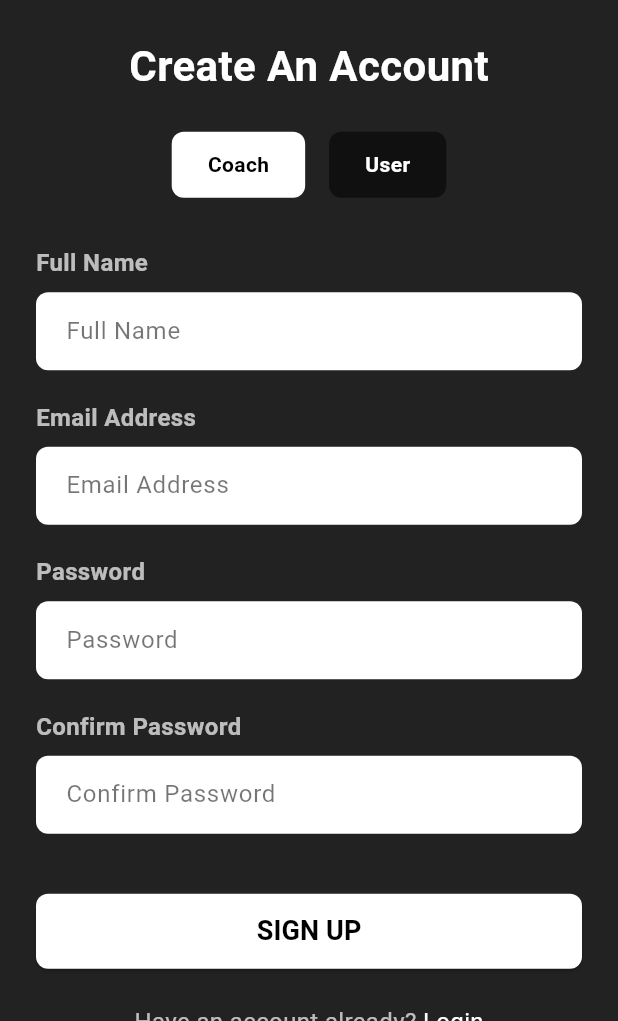
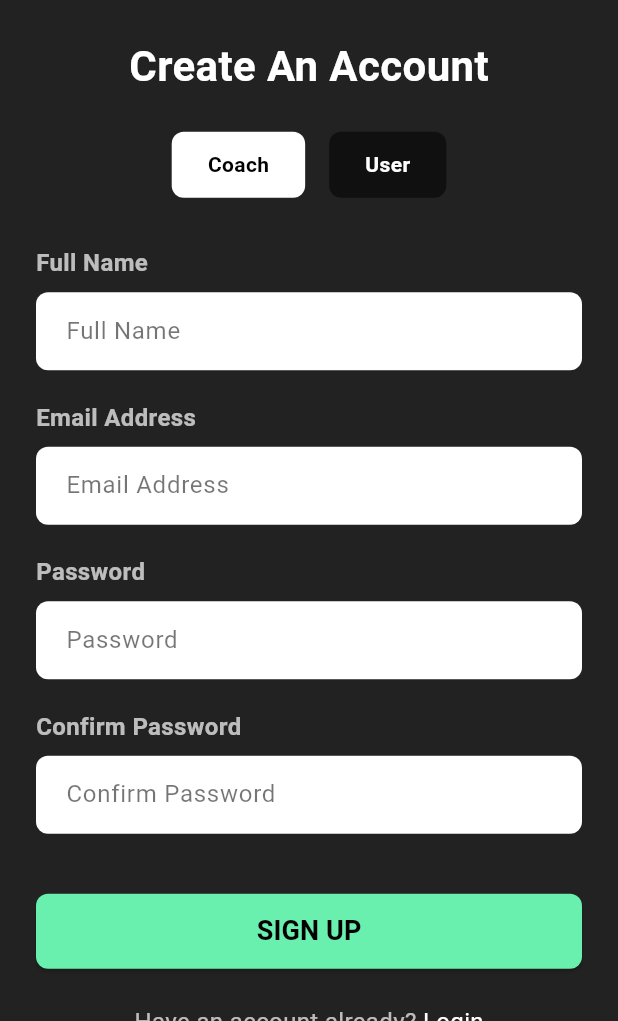
Before and after one commit to Onome15/iyf, a Flutter app: the LoginScreen screen opened directly, after a tap on "LOGIN", after a tap on "Register", on a phone screen of 412 x 824 dp, the part 215-1236 px from its top. Run offline on Flutter 3.47's test engine with Material 3 defaults, Android fonts, the phone set to English and light mode, and no system bars; our stand-ins replace shared_preferences; accounts and stored records are empty.

Commit message:
colored buttons

```diff
--- a/lib/screens/authenticate/login.dart
+++ b/lib/screens/authenticate/login.dart
@@ -3,6 +3,7 @@ import 'package:iyl/screens/home/home_page.dart';
 
 import '../../shared/navigateWithFade.dart';
 import 'register.dart';
+import 'shared_methods.dart';
 
 class LoginScreen extends StatefulWidget {
   const LoginScreen({super.key});
@@ -48,15 +49,15 @@ class LoginScreenState extends State<LoginScreen> {
                     ),
                   ),
                   const SizedBox(height: 32),
-                  _buildLabel("Email Address"),
-                  _buildTextField(
+                  buildLabel("Email Address"),
+                  buildTextField(
                     "Email Address",
                     _emailController,
                     (value) =>
                         value!.isEmpty ? "Please enter your email" : null,
                   ),
                   const SizedBox(height: 20),
-                  _buildLabel("Password"),
+                  buildLabel("Password"),
                   _buildPasswordField(
                     "Password",
                     _passwordController,
@@ -70,14 +71,7 @@ class LoginScreenState extends State<LoginScreen> {
                         navigateWithFade(context, const HomePage());
                       }
                     },
-                    style: ElevatedButton.styleFrom(
-                      backgroundColor: Colors.white,
-                      foregroundColor: Colors.black,
-                      minimumSize: const Size.fromHeight(50),
-                      shape: RoundedRectangleBorder(
-                        borderRadius: BorderRadius.circular(8),
-                      ),
-                    ),
+                    style: buttonStyle,
                     child: const Text(
                       "LOGIN",
                       style:
@@ -117,41 +111,6 @@ class LoginScreenState extends State<LoginScreen> {
     );
   }
 
-  Widget _buildLabel(String label) {
-    return Padding(
-      padding: const EdgeInsets.only(bottom: 8),
-      child: Text(
-        label,
-        style: const TextStyle(
-          color: Colors.white70,
-          fontSize: 16,
-          fontWeight: FontWeight.bold,
-        ),
-      ),
-    );
-  }
-
-  Widget _buildTextField(String hint, TextEditingController controller,
-      FormFieldValidator<String> validator) {
-    return TextFormField(
-      controller: controller,
-      validator: validator,
-      style: const TextStyle(color: Colors.black),
-      decoration: InputDecoration(
-        hintText: hint,
-        filled: true,
-        fillColor: Colors.white,
-        hintStyle: const TextStyle(color: Colors.black54),
-        border: OutlineInputBorder(
-          borderRadius: BorderRadius.circular(8),
-          borderSide: BorderSide.none,
-        ),
-        contentPadding:
-            const EdgeInsets.symmetric(vertical: 14, horizontal: 16),
-      ),
-    );
-  }
-
   Widget _buildPasswordField(String hint, TextEditingController controller,
       FormFieldValidator<String> validator) {
     return TextFormField(
--- a/lib/screens/authenticate/otp_verification.dart
+++ b/lib/screens/authenticate/otp_verification.dart
@@ -1,5 +1,6 @@
 import 'dart:async';
 import 'package:flutter/material.dart';
+import 'package:iyl/screens/authenticate/shared_methods.dart';
 import 'package:iyl/screens/home/home_page.dart';
 import 'package:iyl/shared/navigateWithFade.dart';
 
@@ -218,14 +219,7 @@ class OtpVerificationPageState extends State<OtpVerificationPage> {
                     navigateWithFade(context, const HomePage());
                   }
                 },
-                style: ElevatedButton.styleFrom(
-                  backgroundColor: Colors.white,
-                  foregroundColor: Colors.black,
-                  minimumSize: const Size.fromHeight(50),
-                  shape: RoundedRectangleBorder(
-                    borderRadius: BorderRadius.circular(8),
-                  ),
-                ),
+                style: buttonStyle,
                 child: const Text(
                   "Submit",
                   style: TextStyle(fontSize: 18, fontWeight: FontWeight.w700),
--- a/lib/screens/authenticate/register.dart
+++ b/lib/screens/authenticate/register.dart
@@ -3,6 +3,7 @@ import 'package:iyl/screens/authenticate/login.dart';
 import 'package:iyl/screens/authenticate/otp_verification.dart';
 
 import '../../shared/navigateWithFade.dart';
+import 'shared_methods.dart';
 
 class RegisterScreen extends StatefulWidget {
   const RegisterScreen({super.key});
@@ -83,23 +84,23 @@ class RegisterScreenState extends State<RegisterScreen> {
                   ),
                 ),
                 const SizedBox(height: 32),
-                _buildLabel("Full Name"),
-                _buildTextField(
+                buildLabel("Full Name"),
+                buildTextField(
                   "Full Name",
                   fullNameControllers[currentRole]!,
                   (value) =>
                       value!.isEmpty ? "Please enter your full name" : null,
                 ),
                 const SizedBox(height: 20),
-                _buildLabel("Email Address"),
-                _buildTextField(
+                buildLabel("Email Address"),
+                buildTextField(
                   "Email Address",
                   emailControllers[currentRole]!,
                   (value) => value!.isEmpty ? "Please enter your email" : null,
                 ),
                 const SizedBox(height: 20),
-                _buildLabel("Password"),
-                _buildTextField(
+                buildLabel("Password"),
+                buildTextField(
                   "Password",
                   passwordControllers[currentRole]!,
                   (value) =>
@@ -107,8 +108,8 @@ class RegisterScreenState extends State<RegisterScreen> {
                   obscureText: true,
                 ),
                 const SizedBox(height: 20),
-                _buildLabel("Confirm Password"),
-                _buildTextField(
+                buildLabel("Confirm Password"),
+                buildTextField(
                   "Confirm Password",
                   confirmPasswordControllers[currentRole]!,
                   (value) {
@@ -134,14 +135,7 @@ class RegisterScreenState extends State<RegisterScreen> {
                       );
                     }
                   },
-                  style: ElevatedButton.styleFrom(
-                    backgroundColor: Colors.white,
-                    foregroundColor: Colors.black,
-                    minimumSize: const Size.fromHeight(50),
-                    shape: RoundedRectangleBorder(
-                      borderRadius: BorderRadius.circular(8),
-                    ),
-                  ),
+                  style: buttonStyle,
                   child: const Text(
                     "SIGN UP",
                     style: TextStyle(fontSize: 18, fontWeight: FontWeight.w700),
@@ -202,41 +196,4 @@ class RegisterScreenState extends State<RegisterScreen> {
       ),
     );
   }
-
-  Widget _buildLabel(String label) {
-    return Padding(
-      padding: const EdgeInsets.only(bottom: 8),
-      child: Text(
-        label,
-        style: const TextStyle(
-          color: Colors.white70,
-          fontSize: 16,
-          fontWeight: FontWeight.bold,
-        ),
-      ),
-    );
-  }
-
-  Widget _buildTextField(String hint, TextEditingController controller,
-      FormFieldValidator<String> validator,
-      {bool obscureText = false}) {
-    return TextFormField(
-      controller: controller,
-      obscureText: obscureText,
-      validator: validator,
-      style: const TextStyle(color: Colors.black),
-      decoration: InputDecoration(
-        hintText: hint,
-        filled: true,
-        fillColor: Colors.white,
-        hintStyle: const TextStyle(color: Colors.black54),
-        border: OutlineInputBorder(
-          borderRadius: BorderRadius.circular(8),
-          borderSide: BorderSide.none,
-        ),
-        contentPadding:
-            const EdgeInsets.symmetric(vertical: 14, horizontal: 16),
-      ),
-    );
-  }
 }
--- /dev/null
+++ b/lib/screens/authenticate/shared_methods.dart
@@ -0,0 +1,46 @@
+import 'package:flutter/material.dart';
+
+Widget buildTextField(String hint, TextEditingController controller,
+    FormFieldValidator<String> validator,
+    {bool obscureText = false}) {
+  return TextFormField(
+    controller: controller,
+    obscureText: obscureText,
+    validator: validator,
+    style: const TextStyle(color: Colors.black),
+    decoration: InputDecoration(
+      hintText: hint,
+      filled: true,
+      fillColor: Colors.white,
+      hintStyle: const TextStyle(color: Colors.black54),
+      border: OutlineInputBorder(
+        borderRadius: BorderRadius.circular(8),
+        borderSide: BorderSide.none,
+      ),
+      contentPadding: const EdgeInsets.symmetric(vertical: 14, horizontal: 16),
+    ),
+  );
+}
+
+Widget buildLabel(String label) {
+  return Padding(
+    padding: const EdgeInsets.only(bottom: 8),
+    child: Text(
+      label,
+      style: const TextStyle(
+        color: Colors.white70,
+        fontSize: 16,
+        fontWeight: FontWeight.bold,
+      ),
+    ),
+  );
+}
+
+final buttonStyle = ElevatedButton.styleFrom(
+  backgroundColor: Colors.greenAccent,
+  foregroundColor: Colors.black,
+  minimumSize: const Size.fromHeight(50),
+  shape: RoundedRectangleBorder(
+    borderRadius: BorderRadius.circular(8),
+  ),
+);
```
